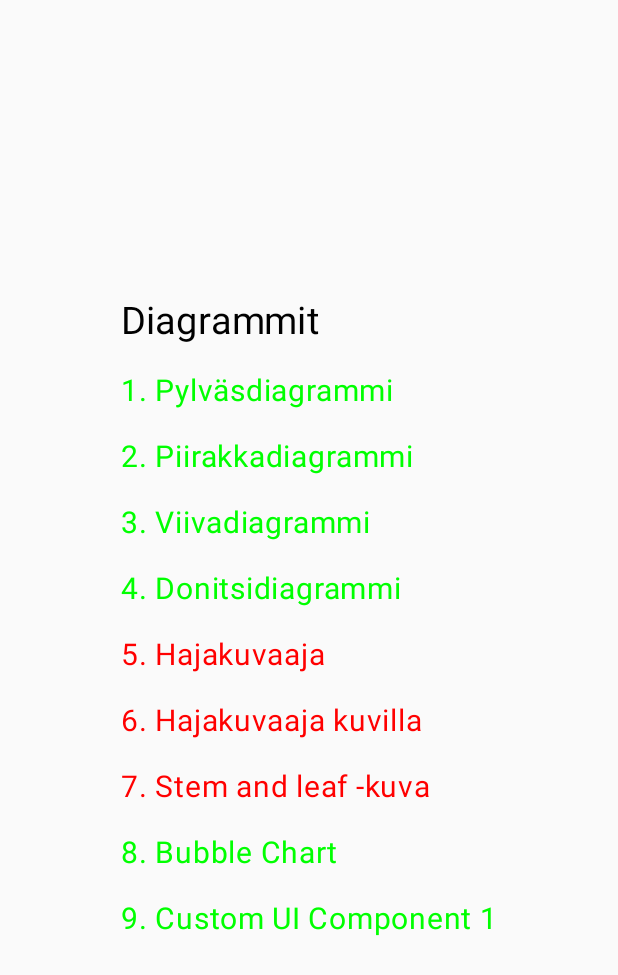
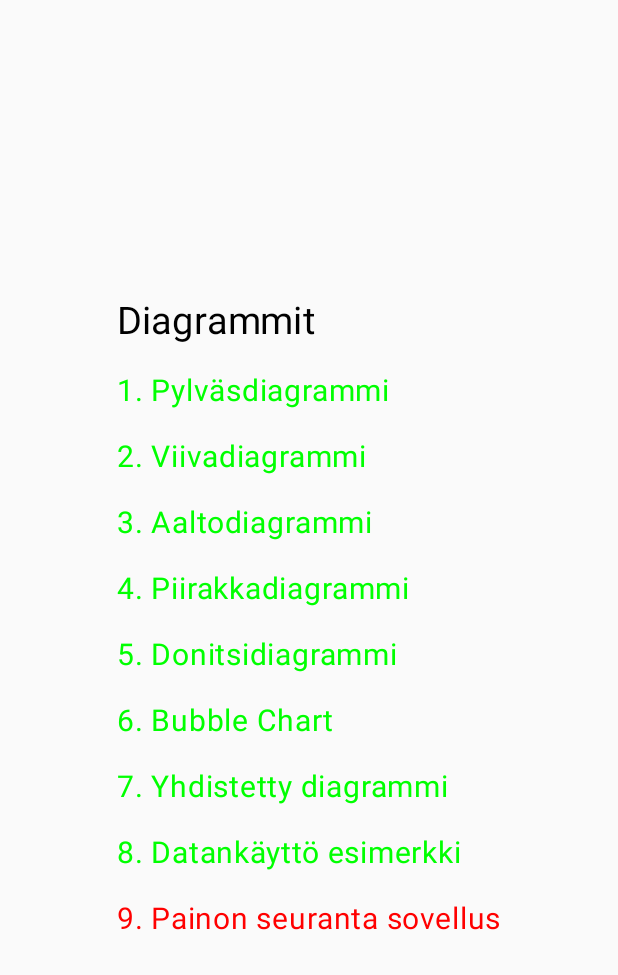
Before and after one commit to TomiLakkakorpi/ChartAppsWIP, an Android app built with Jetpack Compose: the screen it shows after launch (MainActivity), on a phone screen of 412 x 824 dp. Shown: the top 975 px of the screen. Run offline under Robolectric (Android 15) with nearby library versions, the phone set to English and light mode, and no system bars.

Commit message:
Additions and updates
Added combinedChart and waveChart. Started working on weightTracker app. Updates to LineChart

```diff
--- a/app/src/main/java/com/example/barchartapp/HomeScreen.kt
+++ b/app/src/main/java/com/example/barchartapp/HomeScreen.kt
@@ -41,9 +41,29 @@ fun HomeScreen(navController: NavController) {
                     .clickable { navController.navigate(route = Screen.BarChart.route) }
             )
 
+            // Line Chart
+            Text(
+                text = "2. Viivadiagrammi",
+                fontSize = 20.sp,
+                color = Color.Green,
+                modifier = Modifier
+                    .padding(10.dp)
+                    .clickable { navController.navigate(route = Screen.LineChart.route) }
+            )
+
+            // Line Chart
+            Text(
+                text = "3. Aaltodiagrammi",
+                fontSize = 20.sp,
+                color = Color.Green,
+                modifier = Modifier
+                    .padding(10.dp)
+                    .clickable { navController.navigate(route = Screen.WaveChart.route) }
+            )
+
             // Pie Chart
             Text(
-                text = "2. Piirakkadiagrammi",
+                text = "4. Piirakkadiagrammi",
                 fontSize = 20.sp,
                 color = Color.Green,
                 modifier = Modifier
@@ -53,17 +73,7 @@ fun HomeScreen(navController: NavController) {
 
             // Line Chart
             Text(
-                text = "3. Viivadiagrammi",
-                fontSize = 20.sp,
-                color = Color.Green,
-                modifier = Modifier
-                    .padding(10.dp)
-                    .clickable { navController.navigate(route = Screen.LineChart.route) }
-            )
-
-            // Line Chart
-            Text(
-                text = "4. Donitsidiagrammi",
+                text = "5. Donitsidiagrammi",
                 fontSize = 20.sp,
                 color = Color.Green,
                 modifier = Modifier
@@ -71,39 +81,9 @@ fun HomeScreen(navController: NavController) {
                     .clickable { navController.navigate(route = Screen.DonutChart.route) }
             )
 
-            // Scatter Plot
-            Text(
-                text = "5. Hajakuvaaja",
-                fontSize = 20.sp,
-                color = Color.Red,
-                modifier = Modifier
-                    .padding(10.dp)
-                    .clickable { navController.navigate(route = Screen.ScatterPlot.route) }
-            )
-
-            // Scatter Plot With Images
-            Text(
-                text = "6. Hajakuvaaja kuvilla",
-                fontSize = 20.sp,
-                color = Color.Red,
-                modifier = Modifier
-                    .padding(10.dp)
-                    .clickable { navController.navigate(route = Screen.ScatterPlotImages.route) }
-            )
-
-            // Stem And Leaf Plot
-            Text(
-                text = "7. Stem and leaf -kuva",
-                fontSize = 20.sp,
-                color = Color.Red,
-                modifier = Modifier
-                    .padding(10.dp)
-                    .clickable { navController.navigate(route = Screen.StemAndLeafPlot.route) }
-            )
-
             // Bubble Chart
             Text(
-                text = "8. Bubble Chart",
+                text = "6. Bubble Chart",
                 fontSize = 20.sp,
                 color = Color.Green,
                 modifier = Modifier
@@ -111,14 +91,34 @@ fun HomeScreen(navController: NavController) {
                     .clickable { navController.navigate(route = Screen.BubbleChart.route) }
             )
 
+            // Line Chart
+            Text(
+                text = "7. Yhdistetty diagrammi",
+                fontSize = 20.sp,
+                color = Color.Green,
+                modifier = Modifier
+                    .padding(10.dp)
+                    .clickable { navController.navigate(route = Screen.CombinedChart.route) }
+            )
+
             // Custom Component 1
             Text(
-                text = "9. Custom UI Component 1",
+                text = "8. Datankäyttö esimerkki",
                 fontSize = 20.sp,
                 color = Color.Green,
                 modifier = Modifier
                     .padding(10.dp)
                     .clickable { navController.navigate(route = Screen.CustomUIComponent1.route) }
+            )
+
+            // Scatter Plot With Images
+            Text(
+                text = "9. Painon seuranta sovellus",
+                fontSize = 20.sp,
+                color = Color.Red,
+                modifier = Modifier
+                    .padding(10.dp)
+                    .clickable { navController.navigate(route = Screen.WeightTrackerScreen.route) }
             )
         }
     }
--- a/app/src/main/java/com/example/barchartapp/NavGraph.kt
+++ b/app/src/main/java/com/example/barchartapp/NavGraph.kt
@@ -17,58 +17,67 @@ fun SetupNavGraph(
             HomeScreen(navController)
         }
 
+        // Bar Chart
         composable(
             route = Screen.BarChart.route
         ) {
             BarChartScreen(navController)
         }
 
+        // Line Chart
+        composable(
+            route = Screen.LineChart.route
+        ) {
+            LineChartScreen(navController)
+        }
+
+        // Wave Chart
+        composable(
+            route = Screen.WaveChart.route
+        ) {
+            WaveChartScreen(navController)
+        }
+
+        // Pie Chart
         composable(
             route = Screen.PieChart.route
         ) {
             PieChartScreen(navController)
         }
 
-        composable(
-            route = Screen.LineChart.route
-        ) {
-            LineChartScreen(navController)
-        }
-
+        // Donut Chart
         composable(
             route = Screen.DonutChart.route
         ) {
             DonutChartScreen(navController)
         }
 
-        composable(
-            route = Screen.ScatterPlot.route
-        ) {
-            ScatterPlotScreen(navController)
-        }
-
-        composable(
-            route = Screen.ScatterPlotImages.route
-        ) {
-            ScatterPlotImagesScreen(navController)
-        }
-
-        composable(
-            route = Screen.StemAndLeafPlot.route
-        ) {
-            StemAndLeafPlotScreen(navController)
-        }
-
+        // Bubble Chart
         composable(
             route = Screen.BubbleChart.route
         ) {
             BubbleChartScreen(navController)
         }
 
+        // Combined Chart
+        composable(
+            route = Screen.CombinedChart.route
+        ) {
+            CombinedChartScreen(navController)
+        }
+
+        // Data usage example
         composable(
             route = Screen.CustomUIComponent1.route
         ) {
             CustomUIComponent1(navController)
         }
+
+        // Weight tracker example
+        composable(
+            route = Screen.WeightTrackerScreen.route
+        ) {
+            WeightTrackerScreen(navController)
+        }
     }
 }
--- a/app/src/main/java/com/example/barchartapp/Screen.kt
+++ b/app/src/main/java/com/example/barchartapp/Screen.kt
@@ -3,12 +3,12 @@ package com.example.barchartapp
 sealed class Screen(val route: String) {
     object Home: Screen(route = "home_screen")
     object BarChart: Screen(route = "barchart_screen")
+    object LineChart: Screen(route = "linechart_screen")
+    object WaveChart: Screen(route = "wavechart_screen")
     object PieChart: Screen(route = "piechart_screen")
-    object LineChart: Screen(route = "linechart_screen")
     object DonutChart: Screen(route = "donutchart_screen")
-    object ScatterPlot: Screen(route = "scatterplot_screen")
-    object ScatterPlotImages: Screen(route = "scatterplotimages_screen")
-    object StemAndLeafPlot: Screen(route = "stemandleafplot_screen")
     object BubbleChart: Screen(route = "bubblechart_screen")
+    object CombinedChart: Screen(route = "combinedchart_screen")
+    object WeightTrackerScreen: Screen(route = "weighttracker_screen")
     object CustomUIComponent1: Screen(route = "customuicomponent1_screen")
 }
```
Also changed, not shown: app/src/main/java/com/example/barchartapp/CombinedChartScreen.kt (added, +175 -0 lines), app/src/main/java/com/example/barchartapp/CustomUIComponent1.kt (+11 -5 lines), app/src/main/java/com/example/barchartapp/LineChartScreen.kt (+93 -28 lines), app/src/main/java/com/example/barchartapp/ScatterPlotImagesScreen.kt (deleted, +0 -34 lines), app/src/main/java/com/example/barchartapp/WaveChartScreen.kt (added, +51 -0 lines), app/src/main/java/com/example/barchartapp/WeightTracker.kt (added, +186 -0 lines).
